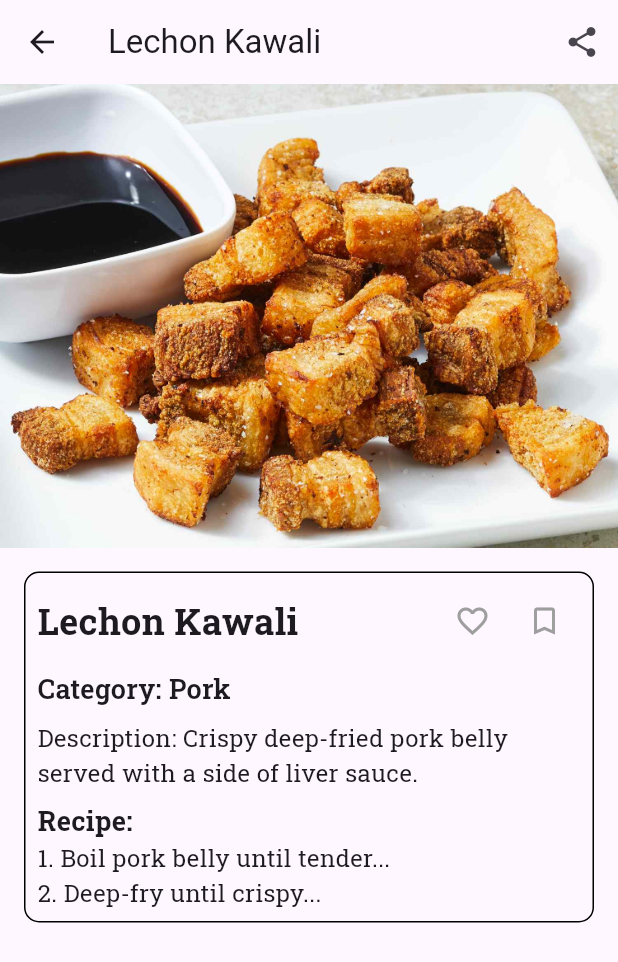
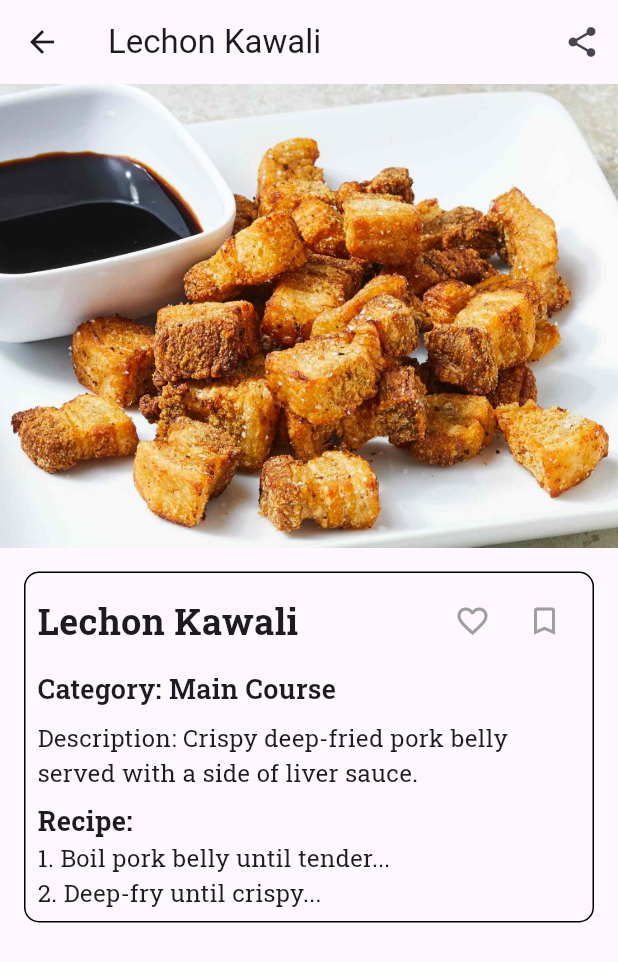
Before and after one commit to Russel-Meera/Cooking_Recipe, a Flutter app: the screen it shows after launch, after a tap on "Login", after a tap on "Lechon Kawali", on a phone screen of 412 x 824 dp. Shown: the top 962 px of the screen. Run offline on Flutter 3.47's test engine with Material 3 defaults, Android fonts, the phone set to English and light mode, and no system bars; our stand-ins replace google_fonts, shared_preferences.

Commit message:
Revert "Munsalud"

```diff
--- a/lib/dishes_grid.dart
+++ b/lib/dishes_grid.dart
@@ -1,7 +1,8 @@
+import 'package:cookingrecipe/list/list.dart';
+import 'package:cookingrecipe/widgets/horizontallist.dart';
+import 'package:cookingrecipe/widgets/mygridview.dart';
 import 'package:flutter/material.dart';
 import 'package:google_fonts/google_fonts.dart';
-import 'package:cookingrecipe/list/list.dart';
-import 'package:cookingrecipe/widgets/mygridview.dart';
 
 class MyDishesGrid extends StatefulWidget {
   const MyDishesGrid({super.key});
@@ -11,12 +12,8 @@ class MyDishesGrid extends StatefulWidget {
 }
 
 class _MyDishesGridState extends State<MyDishesGrid> {
-  String selectedCategory = 'Pork';
-
   @override
   Widget build(BuildContext context) {
-    List<Dish> filteredDishes = Dish.dishes.where((dish) => dish.category == selectedCategory).toList();
-
     return Scaffold(
       body: Column(
         children: [
@@ -46,36 +43,13 @@ class _MyDishesGridState extends State<MyDishesGrid> {
               color: Colors.amber[400],
             ),
             height: 80,
-            child: ListView(
+            child: ListView.builder(
               scrollDirection: Axis.horizontal,
-              children: ['Pork', 'Chicken', 'Fish'].map((category) {
-                return GestureDetector(
-                  onTap: () {
-                    setState(() {
-                      selectedCategory = category;
-                    });
-                  },
-                  child: Container(
-                    margin: EdgeInsets.all(8.0),
-                    padding: EdgeInsets.symmetric(horizontal: 16.0),
-                    alignment: Alignment.center,
-                    decoration: BoxDecoration(
-                      color: selectedCategory == category ? Colors.orange : Colors.white,
-                      borderRadius: BorderRadius.circular(16),
-                    ),
-                    child: Text(
-                      category,
-                      style: GoogleFonts.robotoSlab(
-                        textStyle: TextStyle(
-                          fontSize: 18,
-                          fontWeight: FontWeight.bold,
-                          color: selectedCategory == category ? Colors.white : Colors.black,
-                        ),
-                      ),
-                    ),
-                  ),
-                );
-              }).toList(),
+              itemCount: Dish.dishes.length,
+              itemBuilder: (context, index) {
+                final dish = Dish.dishes[index];
+                return MyHorizontal(dish: dish);
+              },
             ),
           ),
           Row(
@@ -106,15 +80,16 @@ class _MyDishesGridState extends State<MyDishesGrid> {
                 child: Padding(
                   padding: const EdgeInsets.all(8.0),
                   child: GridView.builder(
-                    gridDelegate: const SliverGridDelegateWithFixedCrossAxisCount(
+                    gridDelegate:
+                        const SliverGridDelegateWithFixedCrossAxisCount(
                       crossAxisCount: 2,
                       childAspectRatio: 3 / 2,
                       crossAxisSpacing: 10,
                       mainAxisSpacing: 10,
                     ),
-                    itemCount: filteredDishes.length,
+                    itemCount: Dish.dishes.length,
                     itemBuilder: (context, index) {
-                      final currentDish = filteredDishes[index];
+                      final currentDish = Dish.dishes[index];
                       return Mygridview(dish: currentDish);
                     },
                   ),
--- a/lib/homepage.dart
+++ b/lib/homepage.dart
@@ -1,7 +1,5 @@
 import 'package:cookingrecipe/dishes_grid.dart';
 import 'package:cookingrecipe/fav_page.dart';
-import 'package:cookingrecipe/main.dart';
-import 'package:cookingrecipe/profile.dart';
 import 'package:cookingrecipe/search_page.dart';
 import 'package:flutter/material.dart';
 
@@ -19,9 +17,9 @@ class _MyLandingPageState extends State<MyLandingPage> {
   final _pageOption = [
     const MyDishesGrid(),
     const SearchPage(),
-    const MyFavourites(),
-    const MyProfile()
+    const MyFavourites()
   ];
+
 
   void _showLogoutDialog() {
     showDialog(
@@ -50,10 +48,6 @@ class _MyLandingPageState extends State<MyLandingPage> {
     );
   }
 
-  void _changeTheme(bool isDarkMode) {
-    ThemeData themeData = isDarkMode ? MyApp.darkTheme : MyApp.lightTheme;
-    MyApp.themeNotifier.value = themeData;
-  }
 
   @override
   Widget build(BuildContext context) {
@@ -99,27 +93,21 @@ class _MyLandingPageState extends State<MyLandingPage> {
             const DrawerHeader(
               child: Icon(Icons.person),
             ),
-             ListTile(
+            const ListTile(
+              leading: Icon(Icons.person),
+              title: Text('Profile'),
+            ),
+            const ListTile(
+              leading: Icon(Icons.person),
+              title: Text('Profile'),
+            ),
+            const ListTile(
+              leading: Icon(Icons.favorite),
+              title: Text('Liked Recipes'),
+            ),
+            ListTile(
               leading: const Icon(Icons.person),
               title: const Text('Profile'),
-              onTap: () {
-                Navigator.of(context).push(MaterialPageRoute(
-                  builder: (context) => const MyProfile()));
-              },
-            ),
-             ListTile(
-              leading: const Icon(Icons.settings),
-              title: const Text('Dark mode'),
-              trailing: Switch(
-                value: MyApp.themeNotifier.value.brightness == Brightness.dark,
-                onChanged: (value) {
-                  _changeTheme(value);
-                },
-              ),
-            ),
-            ListTile(
-              leading: const Icon(Icons.bookmark),
-              title: const Text('Bookmarks'),
               onTap: () {
                 Navigator.of(context).push(MaterialPageRoute(
                     builder: (context) => const MyFavourites()));
--- a/lib/list/list.dart
+++ b/lib/list/list.dart
@@ -41,7 +41,7 @@ class Dish {
         Dish(
           id: '1',
           name: 'Adobo',
-          category: 'Chicken',
+          category: 'Main Course',
           description:
               'A popular Filipino dish made with chicken or pork simmered in soy sauce, vinegar, garlic, and spices.',
           imageAsset: 'assets/adobo.jpg',
@@ -51,7 +51,7 @@ class Dish {
         Dish(
           id: '2',
           name: 'Sinigang na Baboy',
-          category: 'Pork',
+          category: 'Soup',
           description: 'A sour tamarind-based soup with pork and vegetables.',
           imageAsset: 'assets/sinigang_na_baboy.jpg',
           recipe:
@@ -60,7 +60,7 @@ class Dish {
         Dish(
           id: '3',
           name: 'Lechon Kawali',
-          category: 'Pork',
+          category: 'Main Course',
           description:
               'Crispy deep-fried pork belly served with a side of liver sauce.',
           imageAsset: 'assets/lechon_kawali.jpg',
@@ -70,7 +70,7 @@ class Dish {
         Dish(
           id: '4',
           name: 'Kare-Kare',
-          category: 'Pork',
+          category: 'Main Course',
           description:
               'A peanut-based stew with oxtail, tripe, and vegetables, often served with bagoong (fermented shrimp paste).',
           imageAsset: 'assets/kare_kare.jpg',
@@ -80,7 +80,7 @@ class Dish {
         Dish(
           id: '5',
           name: 'Bistek Tagalog',
-          category: 'Pork',
+          category: 'Main Course',
           description:
               'Filipino beef steak marinated in soy sauce and calamansi, then cooked with onions.',
           imageAsset: 'assets/bistek_tagalog.jpeg',
@@ -90,7 +90,7 @@ class Dish {
         Dish(
           id: '6',
           name: 'Menudo',
-          category: 'Pork',
+          category: 'Main Course',
           description:
               'A hearty stew made with pork, liver, and vegetables in a tomato-based sauce.',
           imageAsset: 'assets/menudo.jpg',
@@ -100,7 +100,7 @@ class Dish {
         Dish(
           id: '7',
           name: 'Pinakbet',
-          category: 'Chicken',
+          category: 'Main Course',
           description:
               'A vegetable dish with squash, string beans, and eggplant, flavored with bagoong.',
           imageAsset: 'assets/pinakbet.jpg',
@@ -109,18 +109,18 @@ class Dish {
         ),
         Dish(
           id: '8',
-          name: 'Chicken Afritada',
-          category: 'Chicken',
+          name: 'Pork Afritada',
+          category: 'Main Course',
           description:
               'Pork stew cooked with tomatoes, potatoes, carrots, and bell peppers.',
           imageAsset: 'assets/pork_afritada.jpg',
           recipe:
-              '1. Sauté chicken and vegetables...\n2. Cook with tomato sauce and spices...',
+              '1. Sauté pork and vegetables...\n2. Cook with tomato sauce and spices...',
         ),
         Dish(
           id: '9',
           name: 'Laing',
-          category: 'Pork',
+          category: 'Main Course',
           description:
               'Spicy dish made from dried taro leaves cooked in coconut milk with chili and shrimp paste.',
           imageAsset: 'assets/laing.jpg',
@@ -130,7 +130,7 @@ class Dish {
         Dish(
           id: '10',
           name: 'Sinigang na Isda',
-          category: 'Fish',
+          category: 'Soup',
           description:
               'A sour fish soup with vegetables, flavored with tamarind.',
           imageAsset: 'assets/sinigang_na_isda.jpeg',
--- a/lib/main.dart
+++ b/lib/main.dart
@@ -1,5 +1,3 @@
-// ignore_for_file: use_build_context_synchronously
-
 import 'package:cookingrecipe/homepage.dart';
 import 'package:flutter/material.dart';
 import 'package:shared_preferences/shared_preferences.dart';
@@ -8,58 +6,19 @@ void main() {
   runApp(const MyApp());
 }
 
-class MyApp extends StatefulWidget {
-
-  static ValueNotifier<ThemeData> themeNotifier = ValueNotifier(lightTheme);
-
-  static final ThemeData lightTheme = ThemeData(
-    brightness: Brightness.light,
-    primaryColor: Colors.amber[400],
-    tabBarTheme: const TabBarTheme(
-      labelColor: Colors.black,
-      unselectedLabelColor: Colors.black,
-      indicator: BoxDecoration(
-        border: Border(
-          bottom: BorderSide(color: Colors.black, width: 2),
-        ),
-      ),
-    ),
-  );
-
-  static final ThemeData darkTheme = ThemeData(
-    brightness: Brightness.dark,
-    primaryColor: Colors.amber[400],
-    tabBarTheme: const TabBarTheme(
-      labelColor: Colors.black,
-      unselectedLabelColor: Colors.black,
-      indicator: BoxDecoration(
-        border: Border(
-          bottom: BorderSide(color: Colors.black, width: 2),
-        ),
-      ),
-    ),
-  );
-
+class MyApp extends StatelessWidget {
   const MyApp({super.key});
 
   @override
-  State<MyApp> createState() => _MyAppState();
-}
-
-class _MyAppState extends State<MyApp> {
-
-  @override
   Widget build(BuildContext context) {
-    return ValueListenableBuilder<ThemeData>(
-      valueListenable: MyApp.themeNotifier,
-      builder: (context, ThemeData currentTheme, child) {
-        return MaterialApp(
-          debugShowCheckedModeBanner: false,
-          title: 'Recipe App',
-          theme: currentTheme,
-          home: const MyHomePage(title: 'Recipe'),
-        );
-      },
+    return MaterialApp(
+      debugShowCheckedModeBanner: false,
+      title: 'Flutter Demo',
+      theme: ThemeData(
+        colorScheme: ColorScheme.fromSeed(seedColor: Colors.deepPurple),
+        useMaterial3: true,
+      ),
+      home: const MyHomePage(title: 'Recipe'),
     );
   }
 }
@@ -77,7 +36,8 @@ class _MyHomePageState extends State<MyHomePage> {
   void _handleLogout(BuildContext context) async {
     final prefs = await SharedPreferences.getInstance();
     await prefs.clear();
-    Navigator.pushAndRemoveUntil(context,
+    Navigator.pushAndRemoveUntil(
+      context,
       MaterialPageRoute(builder: (context) => const MyHomePage(title: 'Recipe')),
       (Route<dynamic> route) => false,
     );
```
Also changed, not shown: lib/fav_page.dart (+0 -7 lines), lib/profile.dart (deleted, +0 -88 lines), lib/widgets/horizontallist.dart (+2 -61 lines), assets/profile_na_yellow.png (deleted).
